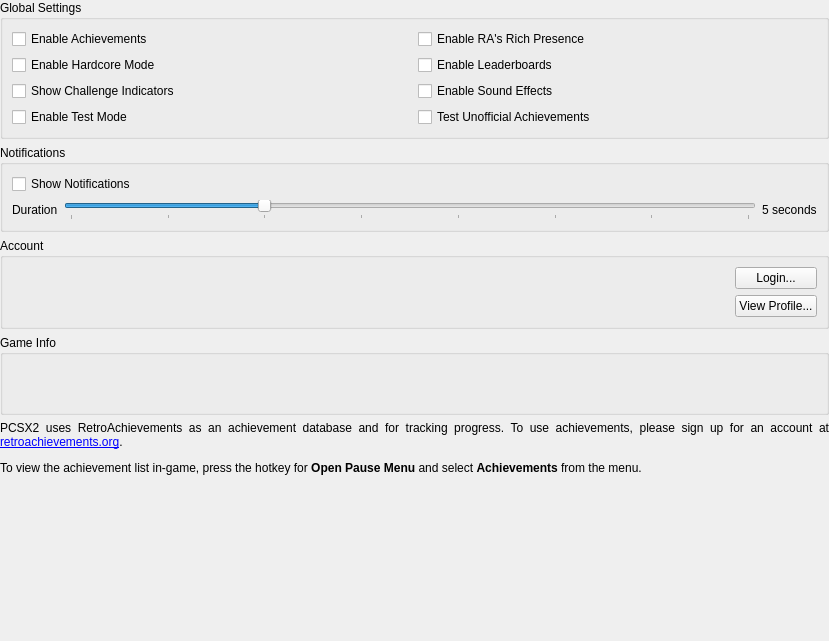
The window that pcsx2-qt/Settings/AchievementSettingsWidget.ui (PCSX2/pcsx2) describes before a commit, drawn with Qt 5.
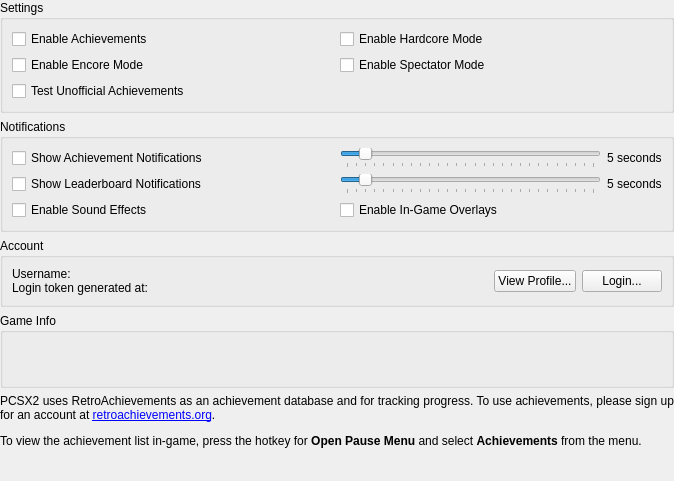
The same window after the commit.

Commit message: Achievements: Switch to rc_client

What changed in the file:
```diff
--- a/pcsx2-qt/Settings/AchievementSettingsWidget.ui
+++ b/pcsx2-qt/Settings/AchievementSettingsWidget.ui
@@ -6,8 +6,8 @@
    <rect>
     <x>0</x>
     <y>0</y>
-    <width>829</width>
-    <height>641</height>
+    <width>674</width>
+    <height>481</height>
    </rect>
   </property>
   <property name="windowTitle">
@@ -29,9 +29,16 @@
    <item>
     <widget class="QGroupBox" name="groupBox">
      <property name="title">
-      <string>Global Settings</string>
+      <string>Settings</string>
      </property>
      <layout class="QGridLayout" name="gridLayout">
+      <item row="1" column="1">
+       <widget class="QCheckBox" name="spectatorMode">
+        <property name="text">
+         <string>Enable Spectator Mode</string>
+        </property>
+       </widget>
+      </item>
       <item row="0" column="0">
        <widget class="QCheckBox" name="enable">
         <property name="text">
@@ -39,52 +46,24 @@
         </property>
        </widget>
       </item>
-      <item row="0" column="1">
-       <widget class="QCheckBox" name="richPresence">
-        <property name="text">
-         <string extracomment="This &quot;Rich Presence&quot; is not Discord's, but rather RetroAchivements own system.">Enable RA's Rich Presence</string>
-        </property>
-       </widget>
-      </item>
-      <item row="1" column="0">
-       <widget class="QCheckBox" name="challengeMode">
-        <property name="text">
-         <string>Enable Hardcore Mode</string>
-        </property>
-       </widget>
-      </item>
-      <item row="1" column="1">
-       <widget class="QCheckBox" name="leaderboards">
-        <property name="text">
-         <string>Enable Leaderboards</string>
-        </property>
-       </widget>
-      </item>
-      <item row="3" column="1">
-       <widget class="QCheckBox" name="unofficialTestMode">
+      <item row="2" column="0">
+       <widget class="QCheckBox" name="unofficialAchievements">
         <property name="text">
          <string>Test Unofficial Achievements</string>
         </property>
        </widget>
       </item>
-      <item row="2" column="1">
-       <widget class="QCheckBox" name="soundEffects">
+      <item row="1" column="0">
+       <widget class="QCheckBox" name="encoreMode">
         <property name="text">
-         <string>Enable Sound Effects</string>
+         <string>Enable Encore Mode</string>
         </property>
        </widget>
       </item>
-      <item row="2" column="0">
-       <widget class="QCheckBox" name="primedIndicators">
+      <item row="0" column="1">
+       <widget class="QCheckBox" name="hardcoreMode">
         <property name="text">
-         <string>Show Challenge Indicators</string>
-        </property>
-       </widget>
-      </item>
-      <item row="3" column="0">
-       <widget class="QCheckBox" name="testMode">
-        <property name="text">
-         <string>Enable Test Mode</string>
+         <string>Enable Hardcore Mode</string>
         </property>
        </widget>
       </item>
@@ -96,42 +75,62 @@
      <property name="title">
       <string>Notifications</string>
      </property>
-     <layout class="QVBoxLayout" name="notifications_box_layout" stretch="0,0">
-      <item>
-       <widget class="QCheckBox" name="notifications">
-        <property name="text">
-         <string>Show Notifications</string>
-        </property>
-       </widget>
-      </item>
-      <item>
-       <layout class="QHBoxLayout" name="notifications_duration_layout" stretch="0,0,0">
-        <property name="leftMargin">
-         <number>0</number>
-        </property>
-        <property name="topMargin">
-         <number>0</number>
-        </property>
-        <property name="rightMargin">
-         <number>0</number>
-        </property>
-        <property name="bottomMargin">
-         <number>0</number>
-        </property>
+     <layout class="QGridLayout" name="gridLayout_2" columnstretch="1,1">
+      <item row="0" column="1">
+       <layout class="QHBoxLayout" name="horizontalLayout_3" stretch="1,0">
         <item>
-         <widget class="QLabel" name="notifications_duration_label">
+         <widget class="QSlider" name="achievementNotificationsDuration">
+          <property name="minimum">
+           <number>3</number>
+          </property>
+          <property name="maximum">
+           <number>30</number>
+          </property>
+          <property name="pageStep">
+           <number>1</number>
+          </property>
+          <property name="value">
+           <number>5</number>
+          </property>
+          <property name="orientation">
+           <enum>Qt::Horizontal</enum>
+          </property>
+          <property name="invertedAppearance">
+           <bool>false</bool>
+          </property>
+          <property name="tickPosition">
+           <enum>QSlider::TicksBelow</enum>
+          </property>
+          <property name="tickInterval">
+           <number>1</number>
+          </property>
+         </widget>
+        </item>
+        <item>
+         <widget class="QLabel" name="achievementNotificationsDurationLabel">
           <property name="text">
-           <string>Duration</string>
+           <string>5 seconds</string>
           </property>
          </widget>
         </item>
+       </layout>
+      </item>
+      <item row="0" column="0">
+       <widget class="QCheckBox" name="achievementNotifications">
+        <property name="text">
+         <string>Show Achievement Notifications</string>
+        </property>
+       </widget>
+      </item>
+      <item row="1" column="1">
+       <layout class="QHBoxLayout" name="horizontalLayout_2" stretch="1,0">
         <item>
-         <widget class="QSlider" name="notifications_duration">
+         <widget class="QSlider" name="leaderboardNotificationsDuration">
           <property name="minimum">
            <number>3</number>
           </property>
           <property name="maximum">
-           <number>10</number>
+           <number>30</number>
           </property>
           <property name="pageStep">
            <number>1</number>
@@ -154,7 +153,7 @@
          </widget>
         </item>
         <item>
-         <widget class="QLabel" name="notifications_duration_seconds">
+         <widget class="QLabel" name="leaderboardNotificationsDurationLabel">
           <property name="text">
            <string>5 seconds</string>
           </property>
@@ -162,6 +161,27 @@
         </item>
        </layout>
       </item>
+      <item row="1" column="0">
+       <widget class="QCheckBox" name="leaderboardNotifications">
+        <property name="text">
+         <string>Show Leaderboard Notifications</string>
+        </property>
+       </widget>
+      </item>
+      <item row="2" column="0">
+       <widget class="QCheckBox" name="soundEffects">
+        <property name="text">
+         <string>Enable Sound Effects</string>
+        </property>
+       </widget>
+      </item>
+      <item row="2" column="1">
+       <widget class="QCheckBox" name="overlays">
+        <property name="text">
+         <string>Enable In-Game Overlays</string>
+        </property>
+       </widget>
+      </item>
      </layout>
     </widget>
    </item>
@@ -173,20 +193,17 @@
      <layout class="QHBoxLayout" name="horizontalLayout" stretch="1,0">
       <item>
        <widget class="QLabel" name="loginStatus">
+        <property name="text">
+         <string>Username:
+Login token generated at:</string>
+        </property>
         <property name="alignment">
          <set>Qt::AlignLeading|Qt::AlignLeft|Qt::AlignTop</set>
         </property>
        </widget>
       </item>
       <item>
-       <layout class="QVBoxLayout" name="verticalLayout_2">
-        <item>
-         <widget class="QPushButton" name="loginButton">
-          <property name="text">
-           <string>Login...</string>
-          </property>
-         </widget>
-        </item>
+       <layout class="QHBoxLayout" name="horizontalLayout_4">
         <item>
          <widget class="QPushButton" name="viewProfile">
           <property name="text">
@@ -194,6 +211,13 @@
           </property>
          </widget>
         </item>
+        <item>
+         <widget class="QPushButton" name="loginButton">
+          <property name="text">
+           <string>Login...</string>
+          </property>
+         </widget>
+        </item>
        </layout>
       </item>
      </layout>
@@ -204,7 +228,7 @@
      <property name="minimumSize">
       <size>
        <width>0</width>
-       <height>80</height>
+       <height>75</height>
       </size>
      </property>
      <property name="title">
```
Left out of the diff: 2 changed lines with no effect on the pictures. The commit also changes 21 other files.
